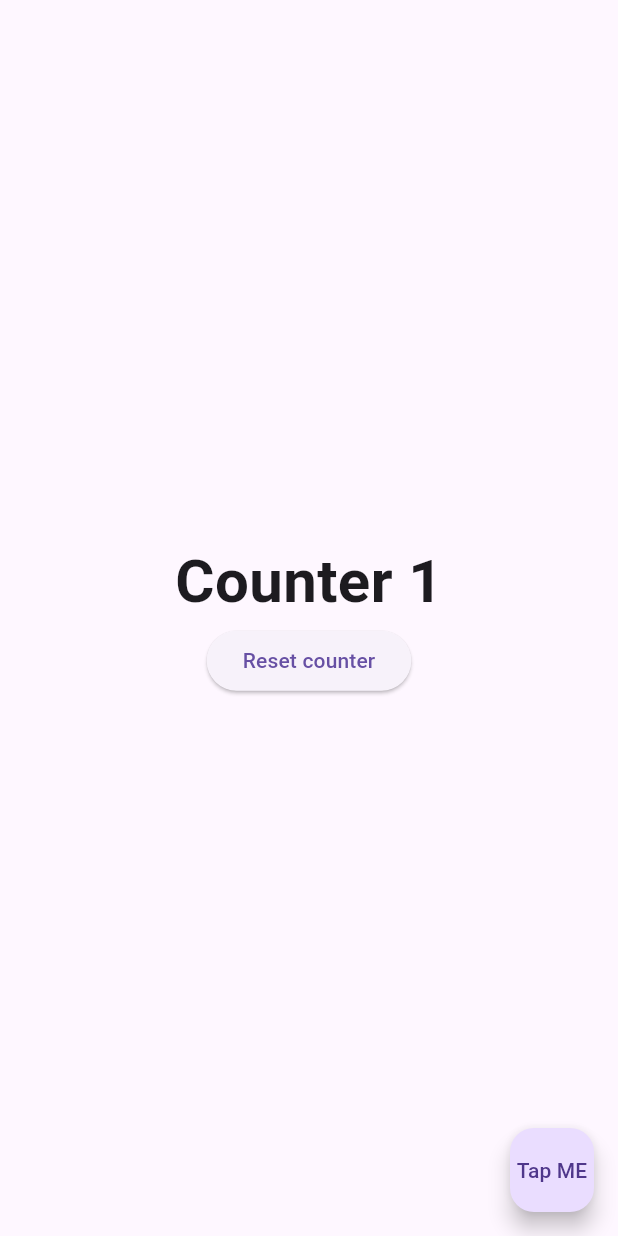
After one commit to IHAMZAAHMADKHAN/GetX_Statemanagment, a Flutter app: the screen it shows after launch, after a tap on "go_to_counter Screen", on a phone screen of 412 x 824 dp. The commit adds this screen. Run offline on Flutter 3.47's test engine with Material 3 defaults, Android fonts, the light colour scheme and no system bars; our stand-ins replace get.

```diff
--- /dev/null
+++ b/lib/view/counter_class.dart
@@ -0,0 +1,14 @@
+import 'package:get/get.dart';
+
+class CounterClass extends GetxController {
+  RxInt count = 1.obs;
+  void increment() {
+    count++;
+    print(count);
+  }
+
+  void reset() {
+    count.value = 0;
+    print(count);
+  }
+}
--- /dev/null
+++ b/lib/view/counter_screen.dart
@@ -0,0 +1,47 @@
+import 'package:flutter/material.dart';
+import 'package:get/get.dart';
+import 'package:get/get_state_manager/get_state_manager.dart';
+import 'package:getx_statemanagement/view/counter_class.dart';
+
+class CounterScreen extends StatefulWidget {
+  const CounterScreen({super.key});
+
+  @override
+  State<CounterScreen> createState() => _CounterScreenState();
+}
+
+final CounterClass counter = Get.put(CounterClass());
+
+class _CounterScreenState extends State<CounterScreen> {
+  @override
+  Widget build(BuildContext context) {
+    print("rebuild");
+    return Scaffold(
+      body: Center(
+        child: Column(
+          mainAxisAlignment: MainAxisAlignment.center,
+          children: [
+            Obx(
+              () => Text(
+                "Counter ${counter.count.value}",
+                style: TextStyle(fontSize: 40, fontWeight: FontWeight.bold),
+              ),
+            ),
+            ElevatedButton(
+              onPressed: () {
+                counter.reset();
+              },
+              child: Text("Reset counter"),
+            ),
+          ],
+        ),
+      ),
+      floatingActionButton: FloatingActionButton(
+        onPressed: () {
+          counter.increment();
+        },
+        child: Text("Tap ME"),
+      ),
+    );
+  }
+}
--- a/lib/view/home_screen.dart
+++ b/lib/view/home_screen.dart
@@ -1,5 +1,6 @@
 import 'package:flutter/material.dart';
 import 'package:get/get.dart';
+import 'package:getx_statemanagement/view/counter_screen.dart';
 import 'package:getx_statemanagement/view/theme_change.dart';
 import 'package:getx_statemanagement/view/tranlastion_screen.dart';
 
@@ -58,6 +59,17 @@ class _HomeScreenState extends State<HomeScreen> {
                 // backgroundColor: MaterialStateProperty.all(Colors.greenAccent),
               ),
             ),
+
+            const SizedBox(height: 40),
+            ElevatedButton(
+              onPressed: () {
+                Get.to(() => const CounterScreen());
+              },
+              child: Text('go_to_counter Screen'.tr),
+              style: ButtonStyle(
+                // backgroundColor: MaterialStateProperty.all(Colors.greenAccent),
+              ),
+            ),
           ],
         ),
       ),
```
